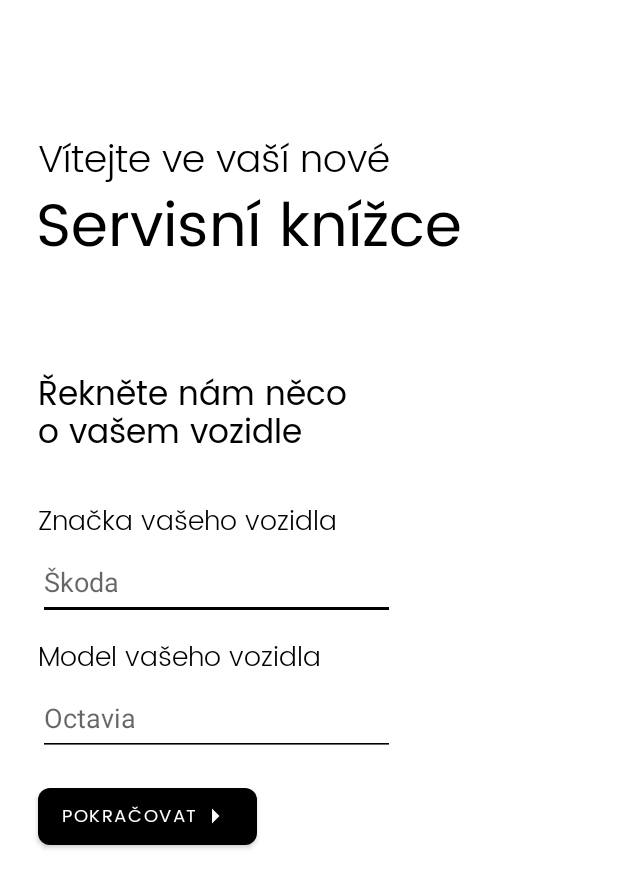
After one commit to MichaelKazda/VirtBook, an Android app: the NewUser screen opened directly, with no data from a screen before it, on a phone screen of 412 x 824 dp. The commit adds this screen. Shown: the top 888 px of the screen. Run offline under Robolectric (Android 15) with nearby library versions, the phone set to English and light mode, and no system bars; our stand-ins replace Firebase (no records; nobody signed in at launch, a user with empty details on screens opened directly).

Commit message:
Google login - new user

```diff
--- a/app/src/main/java/com/example/virtbook/FirstFragment.kt
+++ b/app/src/main/java/com/example/virtbook/FirstFragment.kt
@@ -92,7 +92,7 @@ class FirstFragment : Fragment() {
 
                 // Car check button
                 view?.findViewById<Button>(R.id.checkBtn)?.setOnClickListener {
-                    if(carData["carCheck"].toString().isEmpty()){
+                    if(repairHistory.size <= 0){
                         Toast.makeText(activity, "Nejdříve si nechte vůz prohlídnout.", Toast.LENGTH_SHORT).show()
                     }else{
                         // Creating new activity
--- a/app/src/main/java/com/example/virtbook/Loader.kt
+++ b/app/src/main/java/com/example/virtbook/Loader.kt
@@ -18,7 +18,7 @@ class Loader : AppCompatActivity() {
 
         // Waits 1,5sec and checks if user is logged in. If not redirect to login
         Handler(Looper.getMainLooper()).postDelayed({
-            if(logChecker != null){
+            if(logChecker != null && MyApp.userID.isNotEmpty()){
                 val mainAcIntent = Intent(this, MainActivity::class.java)
                 startActivity(mainAcIntent)
                 finish()
--- a/app/src/main/java/com/example/virtbook/MyApp.kt
+++ b/app/src/main/java/com/example/virtbook/MyApp.kt
@@ -4,6 +4,7 @@ import android.app.Application
 
 class MyApp : Application() {
     companion object{
-        var userID = "template"
+        var userID = ""
+        var bookID = ""
     }
 }
--- /dev/null
+++ b/app/src/main/java/com/example/virtbook/NewUser.kt
@@ -0,0 +1,48 @@
+package com.example.virtbook
+
+import android.app.Activity
+import android.content.Intent
+import androidx.appcompat.app.AppCompatActivity
+import android.os.Bundle
+import android.util.Log
+import android.widget.Button
+import android.widget.EditText
+import android.widget.TextView
+import android.widget.Toast
+import com.example.virtbook.services.DataHandler
+import com.google.firebase.auth.FirebaseAuth
+
+class NewUser : AppCompatActivity() {
+    private var dataHandler = DataHandler()
+    private lateinit var auth: FirebaseAuth
+
+    override fun onCreate(savedInstanceState: Bundle?) {
+        super.onCreate(savedInstanceState)
+        setContentView(R.layout.activity_new_user)
+
+        // Check car info inputs
+        findViewById<Button>(R.id.newUserBtn)?.setOnClickListener {
+            // Get values from car info inputs and strip special chars
+            val regex = Regex("[^A-Za-z0-9á-žÁ-Ž ]")
+            val carBrand = regex.replace(findViewById<EditText>(R.id.carBrandInput).text, "")
+            val carModel = regex.replace(findViewById<EditText>(R.id.carModelInput).text, "")
+
+            if(carModel.isNotEmpty() && carBrand.isNotEmpty()){
+                // Generate new bookID
+                val bookID = dataHandler.genBookID()
+                MyApp.bookID = bookID
+
+                // Save new user into DB and get userID
+                auth = FirebaseAuth.getInstance()
+                MyApp.userID = dataHandler.newUserInDB(bookID, auth.currentUser.uid, auth.currentUser.email, auth.currentUser.displayName, carBrand, carModel)
+
+                // Redirect to message activity
+                val noDataMsgIntent = Intent(this, NewUserNoData::class.java)
+                startActivity(noDataMsgIntent)
+                finish()
+            }else{
+                findViewById<TextView>(R.id.newUserError).text = getString(R.string.newUserError)
+            }
+        }
+    }
+}
--- a/app/src/main/res/layout/activity_login.xml
+++ b/app/src/main/res/layout/activity_login.xml
@@ -7,7 +7,7 @@
     tools:context=".Login">
 
     <TextView
-        android:id="@+id/textView"
+        android:id="@+id/newUserHeadline2"
         android:layout_width="wrap_content"
         android:layout_height="wrap_content"
         android:layout_marginStart="176dp"
@@ -36,7 +36,7 @@
         app:layout_constraintEnd_toEndOf="parent"
         app:layout_constraintHorizontal_bias="0.52"
         app:layout_constraintStart_toStartOf="parent"
-        app:layout_constraintTop_toTopOf="@+id/textView" />
+        app:layout_constraintTop_toTopOf="@+id/newUserHeadline2" />
 
     <TextView
         android:id="@+id/textView3"
--- /dev/null
+++ b/app/src/main/res/layout/activity_new_user.xml
@@ -0,0 +1,145 @@
+<?xml version="1.0" encoding="utf-8"?>
+<androidx.constraintlayout.widget.ConstraintLayout xmlns:android="http://schemas.android.com/apk/res/android"
+    xmlns:app="http://schemas.android.com/apk/res-auto"
+    xmlns:tools="http://schemas.android.com/tools"
+    android:layout_width="match_parent"
+    android:layout_height="match_parent"
+    tools:context=".NewUser">
+
+    <TextView
+        android:id="@+id/newUserHeadline1"
+        android:layout_width="wrap_content"
+        android:layout_height="wrap_content"
+        android:layout_marginStart="25dp"
+        android:fontFamily="@font/poppins_thin"
+        android:text="@string/newUserText4"
+        android:textColor="#000000"
+        android:textSize="25sp"
+        app:layout_constraintBottom_toBottomOf="parent"
+        app:layout_constraintStart_toStartOf="parent"
+        app:layout_constraintTop_toTopOf="parent"
+        app:layout_constraintVertical_bias="0.110000014" />
+
+    <TextView
+        android:id="@+id/newUserHeadline2"
+        android:layout_width="wrap_content"
+        android:layout_height="wrap_content"
+        android:layout_marginStart="24dp"
+        android:fontFamily="@font/poppins"
+        android:text="@string/newUserText3"
+        android:textColor="#000000"
+        android:textSize="40sp"
+        app:layout_constraintBottom_toBottomOf="parent"
+        app:layout_constraintStart_toStartOf="parent"
+        app:layout_constraintTop_toTopOf="@+id/newUserHeadline1"
+        app:layout_constraintVertical_bias="0.050000012" />
+
+    <TextView
+        android:id="@+id/newUserHeadline3"
+        android:layout_width="wrap_content"
+        android:layout_height="wrap_content"
+        android:layout_marginStart="25dp"
+        android:layout_marginTop="60dp"
+        android:fontFamily="@font/poppins"
+        android:text="@string/newUserText7"
+        android:textColor="#000000"
+        android:textSize="22sp"
+        app:layout_constraintStart_toStartOf="parent"
+        app:layout_constraintTop_toBottomOf="@+id/newUserHeadline2" />
+
+    <TextView
+        android:id="@+id/newUserHeadline4"
+        android:layout_width="wrap_content"
+        android:layout_height="wrap_content"
+        android:layout_marginStart="25dp"
+        android:layout_marginTop="25dp"
+        android:fontFamily="@font/poppins"
+        android:text="@string/newUserText8"
+        android:textColor="#000000"
+        android:textSize="22sp"
+        app:layout_constraintStart_toStartOf="parent"
+        app:layout_constraintTop_toTopOf="@+id/newUserHeadline3" />
+
+    <TextView
+        android:id="@+id/newUserForm1"
+        android:layout_width="wrap_content"
+        android:layout_height="wrap_content"
+        android:layout_marginStart="25dp"
+        android:layout_marginTop="25dp"
+        android:fontFamily="@font/poppins_thin"
+        android:text="@string/newUserText"
+        android:textColor="#000000"
+        android:textSize="18sp"
+        app:layout_constraintStart_toStartOf="parent"
+        app:layout_constraintTop_toBottomOf="@+id/newUserHeadline4" />
+
+    <EditText
+        android:id="@+id/carBrandInput"
+        android:layout_width="238dp"
+        android:layout_height="50dp"
+        android:layout_marginStart="25dp"
+        android:autofillHints=""
+        android:backgroundTint="@color/black"
+        android:hint="@string/newUserText2"
+        android:inputType="text"
+        android:maxLength="20"
+        android:textCursorDrawable="@color/black"
+        app:layout_constraintStart_toStartOf="parent"
+        app:layout_constraintTop_toBottomOf="@+id/newUserForm1" />
+
+    <TextView
+        android:id="@+id/newUserForm2"
+        android:layout_width="wrap_content"
+        android:layout_height="wrap_content"
+        android:layout_marginStart="25dp"
+        android:layout_marginTop="10dp"
+        android:fontFamily="@font/poppins_thin"
+        android:text="@string/newUserText5"
+        android:textColor="#000000"
+        android:textSize="18sp"
+        app:layout_constraintStart_toStartOf="parent"
+        app:layout_constraintTop_toBottomOf="@+id/carBrandInput" />
+
+    <EditText
+        android:id="@+id/carModelInput"
+        android:layout_width="238dp"
+        android:layout_height="50dp"
+        android:layout_marginStart="25dp"
+        android:autofillHints=""
+        android:backgroundTint="@color/black"
+        android:hint="@string/newUserText6"
+        android:inputType="text"
+        android:maxLength="10"
+        android:textCursorDrawable="@color/black"
+        app:layout_constraintStart_toStartOf="parent"
+        app:layout_constraintTop_toBottomOf="@+id/newUserForm2" />
+
+    <Button
+        android:id="@+id/newUserBtn"
+        android:layout_width="wrap_content"
+        android:layout_height="50dp"
+        android:layout_marginStart="25dp"
+        android:layout_marginTop="15dp"
+        android:fontFamily="@font/poppins"
+        android:text="@string/newUserBtn"
+        android:textSize="12sp"
+        app:cornerRadius="8sp"
+        app:icon="@drawable/ic_baseline_arrow_right_24"
+        app:iconGravity="end"
+        app:iconPadding="0dp"
+        app:layout_constraintStart_toStartOf="parent"
+        app:layout_constraintTop_toBottomOf="@+id/carModelInput" />
+
+    <TextView
+        android:id="@+id/newUserError"
+        android:layout_width="wrap_content"
+        android:layout_height="wrap_content"
+        android:layout_marginStart="25dp"
+        android:layout_marginTop="20dp"
+        android:fontFamily="@font/poppins_thin"
+        android:text=""
+        android:textColor="#DC3838"
+        android:textSize="13sp"
+        app:layout_constraintStart_toStartOf="parent"
+        app:layout_constraintTop_toBottomOf="@+id/newUserBtn" />
+</androidx.constraintlayout.widget.ConstraintLayout>
--- a/app/src/main/res/values/strings.xml
+++ b/app/src/main/res/values/strings.xml
@@ -34,4 +34,21 @@
     <string name="Login_headline2">Servisní</string>
     <string name="Login_headline3">Knížka</string>
     <string name="login_btn">PŘIHLÁSIT SE POMOCÍ GOOGLE</string>
+    <string name="loginFailureMsg">Přihlášení selhalo</string>
+    <string name="newUserText">Značka vašeho vozidla</string>
+    <string name="newUserText2">Škoda</string>
+    <string name="newUserText3">Servisní knížce</string>
+    <string name="newUserText4">Vítejte ve vaší nové</string>
+    <string name="newUserText5">Model vašeho vozidla</string>
+    <string name="newUserText6">Octavia</string>
+    <string name="newUserText7">Řekněte nám něco</string>
+    <string name="newUserText8">o vašem vozidle</string>
+    <string name="newUserBtn">Pokračovat</string>
+    <string name="newUserError">Prosím vyplňte údaje o voze</string>
+    <string name="peepoHappy">peepoHappy</string>
+    <string name="text">naplnit daty o voze...</string>
+    <string name="text1">Servisní knížku</string>
+    <string name="text2">A teď už jen vaší novou</string>
+    <string name="btnText">Pokračovat do neaktivované knížky</string>
+    <string name="btnText2">Přijít až po prohlídce</string>
 </resources>
```
Also changed, not shown: app/src/main/AndroidManifest.xml (+8 -1 lines), app/src/main/java/com/example/virtbook/Login.kt (+8 -11 lines), app/src/main/java/com/example/virtbook/NewUserNoData.kt (added, +51 -0 lines), app/src/main/java/com/example/virtbook/services/DataHandler.kt (+55 -1 lines), app/src/main/res/layout/activity_new_user_no_data.xml (added, +121 -0 lines), app/src/main/res/layout/fragment_first.xml (+8 -8 lines).
